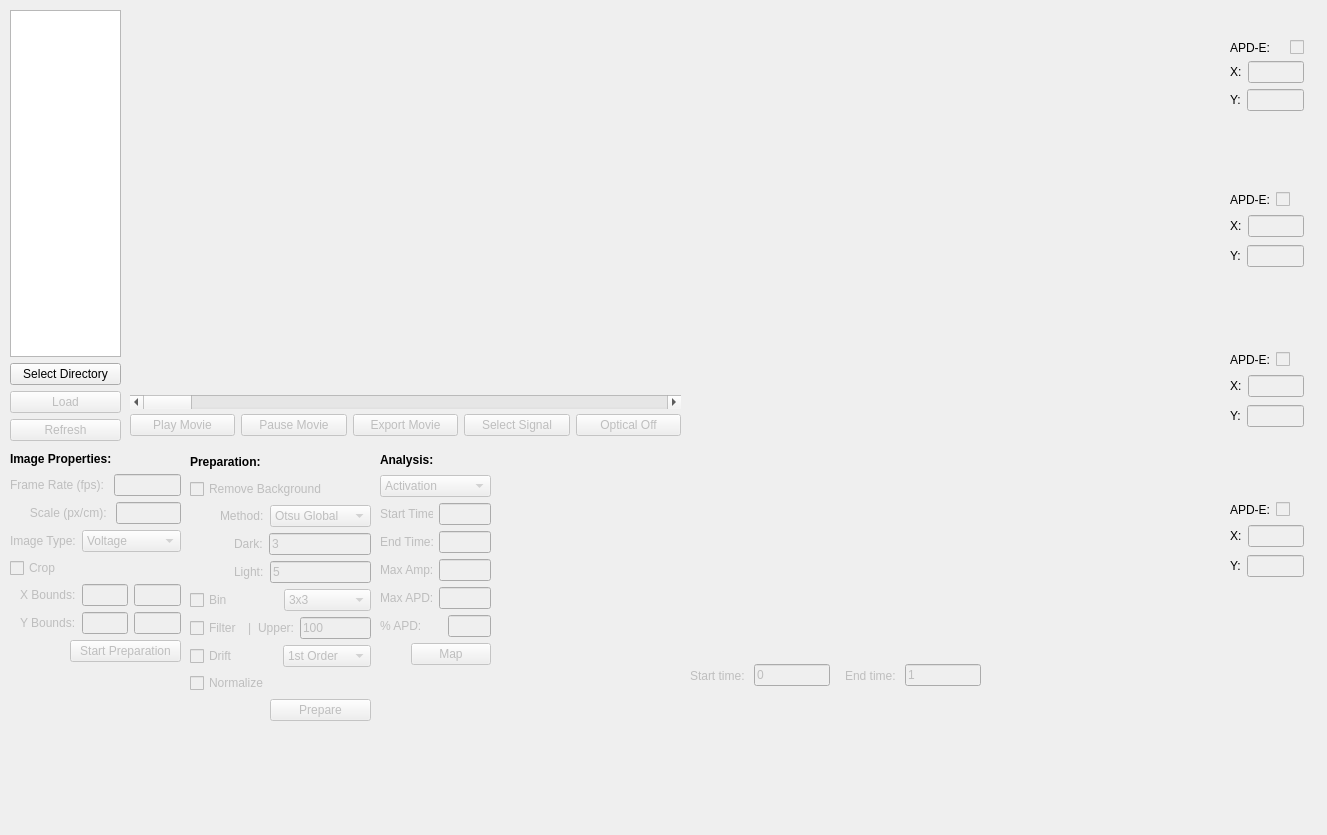
Qt form src/ui/KairoSight_WindowMain_Retro.ui (kairosight/KairoSight-2.0) before a commit.
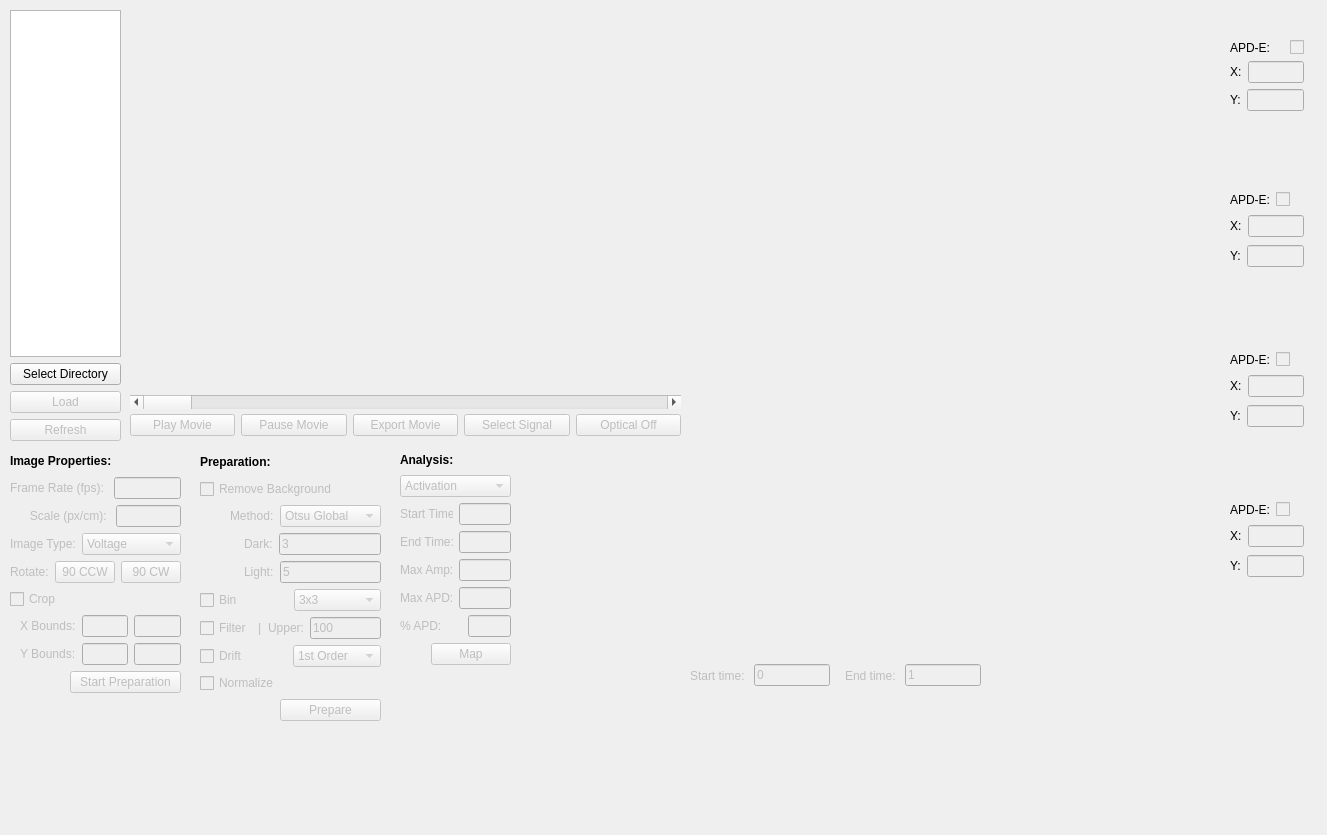
The same form after that commit.

Commit message:
Rotation Tool
Adds rotation tool. Starts addressing crop issues.

```diff
--- a/src/ui/KairoSight_WindowMain_Retro.ui
+++ b/src/ui/KairoSight_WindowMain_Retro.ui
@@ -68,7 +68,7 @@
       <x>10</x>
       <y>450</y>
       <width>171</width>
-      <height>212</height>
+      <height>243</height>
      </rect>
     </property>
     <layout class="QVBoxLayout" name="image_properties_vl">
@@ -169,7 +169,44 @@
       </layout>
      </item>
      <item>
-      <layout class="QHBoxLayout" name="horizontalLayout_5">
+      <layout class="QHBoxLayout" name="rotate_hl">
+       <item>
+        <widget class="QLabel" name="rotate_label">
+         <property name="enabled">
+          <bool>false</bool>
+         </property>
+         <property name="text">
+          <string>Rotate:</string>
+         </property>
+        </widget>
+       </item>
+       <item>
+        <widget class="QPushButton" name="rotate_ccw90_button">
+         <property name="enabled">
+          <bool>false</bool>
+         </property>
+         <property name="whatsThis">
+          <string>&lt;html&gt;&lt;head/&gt;&lt;body&gt;&lt;p&gt;&lt;br/&gt;&lt;/p&gt;&lt;/body&gt;&lt;/html&gt;</string>
+         </property>
+         <property name="text">
+          <string>90 CCW</string>
+         </property>
+        </widget>
+       </item>
+       <item>
+        <widget class="QPushButton" name="rotate_cw90_button">
+         <property name="enabled">
+          <bool>false</bool>
+         </property>
+         <property name="text">
+          <string>90 CW</string>
+         </property>
+        </widget>
+       </item>
+      </layout>
+     </item>
+     <item>
+      <layout class="QHBoxLayout" name="crop_label_hl">
        <item>
         <widget class="QCheckBox" name="crop_cb">
          <property name="enabled">
@@ -430,7 +467,7 @@
    <widget class="QWidget" name="verticalLayoutWidget_6">
     <property name="geometry">
      <rect>
-      <x>190</x>
+      <x>200</x>
       <y>450</y>
       <width>181</width>
       <height>271</height>
@@ -837,7 +874,7 @@
    <widget class="QWidget" name="verticalLayoutWidget_7">
     <property name="geometry">
      <rect>
-      <x>380</x>
+      <x>400</x>
       <y>450</y>
       <width>111</width>
       <height>215</height>
```
Left out of the diff: 4 changed lines with no effect on the pictures. The commit also changes 2 other files.
